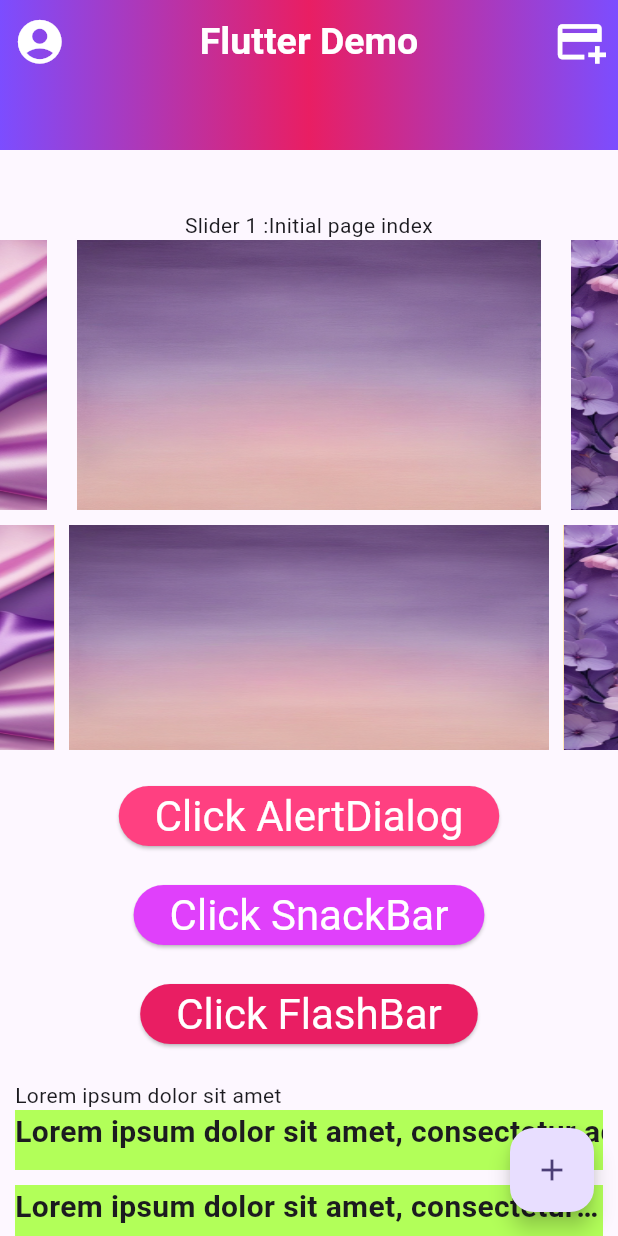
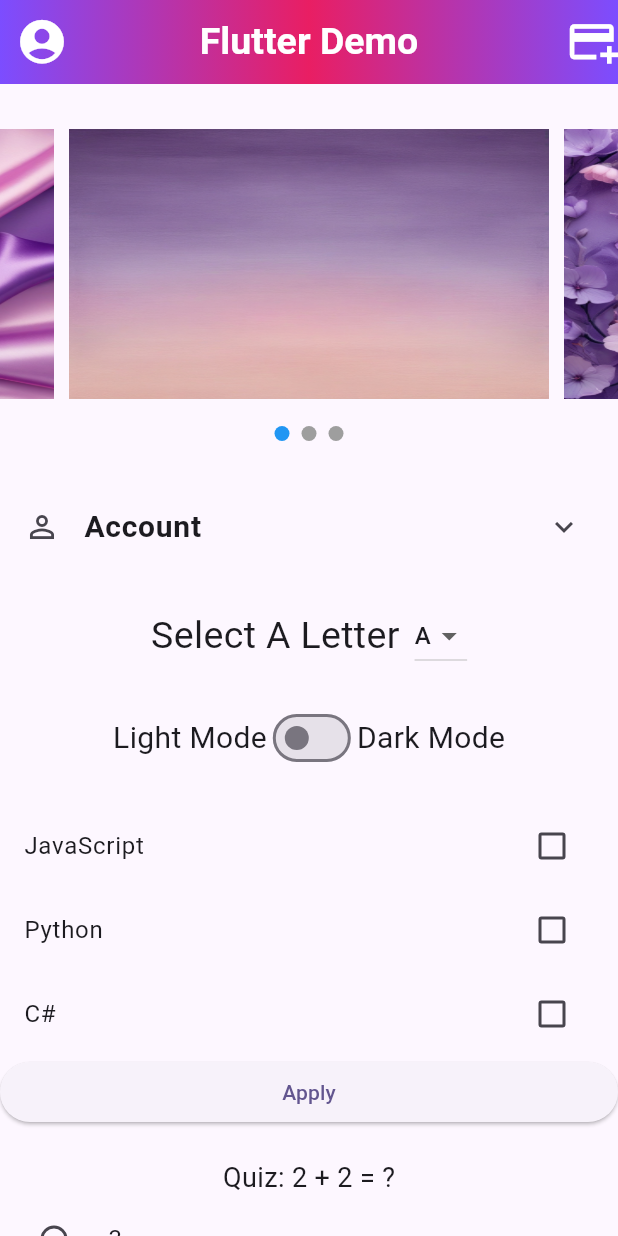
Before and after one commit to visemeo/UI1, a Flutter app: the screen it shows after launch, on a phone screen of 412 x 824 dp. Run offline on Flutter 3.47's test engine with Material 3 defaults, Android fonts, the phone set to English and light mode, and no system bars; drawn by our look-alikes of carousel_slider.

Commit message:
first commit

```diff
--- a/lib/main.dart
+++ b/lib/main.dart
@@ -1,275 +1,105 @@
+
 import 'package:flutter/material.dart';
-import 'package:toast/toast.dart';
-import 'package:flutter_styled_toast/flutter_styled_toast.dart';
-import 'package:flashy_flushbar/flashy_flushbar.dart';
 import 'package:carousel_slider/carousel_slider.dart';
 
 void main() => runApp(const MyApp());
-class MyApp extends StatelessWidget {
+
+class MyApp extends StatefulWidget {
 const MyApp({super.key});
+
+@override
+State<MyApp> createState() => _MyAppState();
+}
+
+class _MyAppState extends State<MyApp> {
+ThemeMode themeMode = ThemeMode.light;
+
 @override
 Widget build(BuildContext context) {
 return MaterialApp(
 title: 'Flutter Demo',
+themeMode: themeMode,
+darkTheme: ThemeData(
+brightness: Brightness.dark,
+primarySwatch: Colors.deepPurple,
+scaffoldBackgroundColor: Colors.black,
+appBarTheme: const AppBarTheme(
+backgroundColor: Colors.deepPurple,
+titleTextStyle: TextStyle(color: Colors.white, fontSize: 20),
+),
+textTheme: const TextTheme(
+bodyLarge: TextStyle(color: Colors.white, fontSize: 18),
+),
+),
 theme: ThemeData(
-        textTheme: TextTheme(
-          displayLarge: TextStyle(fontSize: 57.0, fontWeight: FontWeight.normal),
-          headlineMedium: TextStyle(fontSize: 28.0, fontWeight: FontWeight.normal),
-          bodyLarge: TextStyle(fontSize: 16.0),
-          labelLarge: TextStyle(fontSize: 14.0, fontWeight: FontWeight.normal),
+primaryColor: Colors.blue,
+colorScheme: ColorScheme.fromSeed(seedColor: Colors.deepPurpleAccent),
 ),
-        colorScheme: ColorScheme.fromSeed(seedColor: Colors.deepPurpleAccent),
-
+home: MyHomePage(
+themeMode: themeMode,
+onThemeChanged: (mode) {
+setState(() {
+themeMode = mode;
+});
+},
 ),
-
-      home: const MyHomePage(),
-      builder: FlashyFlushbarProvider.init(),
 );
 }
 }
 
 class MyHomePage extends StatefulWidget {
-  const MyHomePage({super.key});
+final ThemeMode themeMode;
+final Function(ThemeMode) onThemeChanged;
+
+const MyHomePage({
+super.key,
+required this.themeMode,
+required this.onThemeChanged,
+});
+
 @override
 State<MyHomePage> createState() => _MyHomePageState();
 }
+
 class _MyHomePageState extends State<MyHomePage> {
-  String str = 'Flutter Demo';
-  List imgList = [
-    'images/s1.jpg',
-    'images/s2.jpg',
-    'images/s3.jpg',
-  ];
-  @override
-  Widget build(BuildContext context) {
-    return Scaffold(
-      body: Center(
-        child: CustomScrollView(
-          slivers: [
-            SliverAppBar(
-              expandedHeight: 100,
-              leading: Padding(
-                padding: const EdgeInsets.all(1),
-                child: Row(
-                  children: [
-                        IconButton(onPressed: (){},
-                        icon: const Icon(Icons.account_circle,size: 35,color: Colors.white,),),
-                  ],
-                ),
-              ),
-              actions: [
-                IconButton(onPressed: (){},
-                  icon: const Icon(Icons.add_card,size: 35,color: Colors.white,),)
-              ],
-              flexibleSpace:  Container(
-                decoration: BoxDecoration(
-                  gradient: LinearGradient(
-                      colors:[
-                        Colors.deepPurpleAccent,
-                        Colors.pink,
-                        Colors.deepPurpleAccent,
-                      ] ),
-                ),
-              ),
-              //backgroundColor: Theme.of(context).colorScheme.inversePrimary,
-              centerTitle: true,
-              title:  Text(str,style: TextStyle(
-                  fontSize: 25,fontWeight: FontWeight.bold,color: Colors.white
-              ),),
-            ),
-            SliverList(delegate: SliverChildListDelegate.fixed([
-              Padding(
-                padding: const EdgeInsets.symmetric(vertical: 10),
-                child: Column(
-                  children: [
-                    SizedBox(height: 30,),
-                    Text('Slider 1 :Initial page index',textAlign: TextAlign.center,),
-                    CarouselSlider(
-                      options: CarouselOptions(height: 180,initialPage: 0,),
-                      items: imgList.map((imageUrl) {
-                        return Container(
-                          width: double.infinity,
-                          margin: EdgeInsets.symmetric(horizontal: 10),
-                          child: Image.asset(imageUrl, fit: BoxFit.fill,),
-                        );
-                      }).toList(),
-                    ),
-                    SizedBox(height: 10,),
+String titleText = 'Flutter Demo';
 
-                    CarouselSlider(
-                      options: CarouselOptions(height: 150.0),
-                      items: imgList.map((i) {
-                        return Builder(
-                          builder: (BuildContext context) {
-                            return Container(
-                                width: MediaQuery.of(context).size.width,
-                                margin: EdgeInsets.symmetric(horizontal: 5.0),
-                                decoration: BoxDecoration(
-                                    color: Colors.amber
-                                ),
-                              child: Image.asset(i , fit: BoxFit.fill,),
-                            );
-                          },
-                        );
-                      }).toList(),
-                    )
-                  ],
-                ),
-              ),
-              Padding(
-                padding: const EdgeInsets.all(10),
-                child: Center(
-                  child: ElevatedButton(
-                      onPressed: (){
-                    buildDialog(context);
-                  },
-                      style: ElevatedButton.styleFrom(
-                        backgroundColor: Colors.pinkAccent, // Set your desired background color here
-                      ),
-                      child:Text('Click AlertDialog',
-                    style: Theme.of(context).textTheme.headlineMedium?.copyWith(color: Colors.white),) ),
-                ),
-              ),
-              Padding(
-                padding: const EdgeInsets.all(8.0),
-                child: Center(
-                  child: ElevatedButton(
-                    onPressed: (){
-                      setState(() {
-                        str = ' ';
-                      });
-                      buildSnackbar(context);
-                    },
-                    style: ElevatedButton.styleFrom(
-                      backgroundColor: Colors.purpleAccent, // Set your desired background color here
-                    ),
-                    child: Text('Click SnackBar',style: Theme.of(context).textTheme.headlineMedium?.copyWith(color: Colors.white)),),
-                ),
-              ),
-              Padding(
-                padding: const EdgeInsets.all(10),
-                child: Center(
-                  child: ElevatedButton(
-                      onPressed: (){
-                        buildFlashbar();
-                        },
-                      style: ElevatedButton.styleFrom(
-                        backgroundColor: Colors.pink, // Set your desired background color here
-                      ),
-                      child: Text('Click FlashBar',style: Theme.of(context).textTheme.headlineMedium?.copyWith(color: Colors.white))
-                  ),
-                ),
-              ),
-              Padding(
-                padding: const EdgeInsets.all(10),
-                child: Column(
-                  mainAxisAlignment: MainAxisAlignment.center,
-                  crossAxisAlignment: CrossAxisAlignment.stretch,
-                  children: [
-                    SelectableText('Lorem ipsum dolor sit amet',showCursor: true,
-                    ),
-                    Container(
-                      width: 200,
-                      height: 40,
-                      color: Colors.lightGreenAccent,
-                      child: Text('Lorem ipsum dolor sit amet, consectetur adipiscing elit',
-                      style: TextStyle(fontWeight: FontWeight.bold, fontSize: 20,),
-                      overflow: TextOverflow.clip,
-                      softWrap: false,),
-                    ),
-                    SizedBox(height: 10,),
-                    Container(
-                      width: 200,
-                      height: 40,
-                      color: Colors.lightGreenAccent,
-                      child: Text('Lorem ipsum dolor sit amet, consectetur adipiscing elit',
-                        style: TextStyle(fontWeight: FontWeight.bold, fontSize: 20,),
-                          overflow: TextOverflow.ellipsis),
-                    ),
-                    SizedBox(height: 10,),
-                    Container(
-                      width: 200,
-                      height: 40,
-                      color: Colors.lightGreenAccent,
-                      child: Text('Lorem ipsum dolor sit amet, consectetur adipiscing elit',
-                        style: TextStyle(fontWeight: FontWeight.bold, fontSize: 20,),
-                          overflow: TextOverflow.fade),
-                    ),
-                    SizedBox(height: 10,),
-                    Container(
-                      width: 200,
-                      height: 40,
-                      color: Colors.lightGreenAccent,
-                      child: Text('Lorem ipsum dolor sit amet, consectetur adipiscing elit',
-                        style: TextStyle(fontWeight: FontWeight.bold, fontSize: 20,),
-                          overflow: TextOverflow.visible),
-                    ),
-                    SizedBox(height: 10,),
-                  ],
-                ),
-              ),
-            ]))
-          ],
-        ),
-      ),
-      floatingActionButton: FloatingActionButton(
-          onPressed: (){
-            showToast('This is normal toast with animation',
-              context: context,
-              animation: StyledToastAnimation.scale,
-              reverseAnimation: StyledToastAnimation.fade,
-              position: StyledToastPosition(align: Alignment.bottomCenter, offset: 100.0),
-              animDuration: Duration(seconds: 1),
-              duration: Duration(seconds: 4),
-              curve: Curves.elasticOut,
-              reverseCurve: Curves.linear,
-            );
-          },
-        tooltip: 'Increment',
-        child: const Icon(Icons. add),
-      ),
-    );
+// Carousel
+int _currentIndex = 0;
+final List<String> imgList = ['images/s1.jpg', 'images/s2.jpg', 'images/s3.jpg'];
 
-  }
+// Dropdown
+String selectedLetter = 'A';
+List<String> letterList = ['A', 'B', 'C', 'D', 'E', 'F', 'G'];
 
-  void buildFlashbar() {
-    FlashyFlushbar
-      (
-      backgroundColor: Colors.tealAccent,
-      leadingWidget: const Icon(
-        Icons.error_outline,
-        color: Colors.black,
-        size: 24,
-      ),
-      message: 'Hello from Flashy Flushbar',
-      duration: const Duration(seconds: 3),
-      trailingWidget: IconButton(
-        icon: const Icon(
-          Icons.close,
-          color: Colors.black,
-          size: 24,
-        ),
-        onPressed: () {
-          FlashyFlushbar.cancel();
-        },
-      ),
-      isDismissible: false,
-    ).show(
-    );
-  }
+// Checkboxes
+Map<String, bool> languages = {
+"JavaScript": false,
+"Python": false,
+"C#": false,
+};
 
+// Quiz
+int? quizAnswer;
+String quizResult = "";
+
+// RadioListTile background
+Color? selectedColor;
+
+// Snackbar
 void buildSnackbar(BuildContext context) {
 final sBar = SnackBar(
 action: SnackBarAction(
 textColor: Colors.white,
-          label:"Undo!" ,
-          onPressed: (){
+label: "Undo!",
+onPressed: () {
 setState(() {
-              str = 'Flutter Demo';
+titleText = 'Flutter Demo';
 });
-          }),
-        content:Text('This is snackBar text'),
-      duration: Duration(milliseconds: 3000),
+},
+),
+content: const Text('This is snackBar text'),
+duration: const Duration(milliseconds: 3000),
 backgroundColor: Colors.pink,
 shape: RoundedRectangleBorder(
 borderRadius: BorderRadius.circular(30),
@@ -278,36 +108,273 @@ class _MyHomePageState extends State<MyHomePage> {
 ScaffoldMessenger.of(context).showSnackBar(sBar);
 }
 
-  void buildDialog(BuildContext context) {
-           final AlertDialog alert = AlertDialog(
-      title: Text('Alert'),
-      content: Container(
-        height: 150,
-        child: Column(
+@override
+Widget build(BuildContext context) {
+return Scaffold(
+appBar: AppBar(
+leading: const Padding(
+padding: EdgeInsets.all(1),
+child: Icon(Icons.account_circle, size: 35, color: Colors.white),
+),
+actions: const [
+Icon(Icons.add_card, size: 35, color: Colors.white),
+],
+flexibleSpace: Container(
+decoration: const BoxDecoration(
+gradient: LinearGradient(
+colors: [
+Colors.deepPurpleAccent,
+Colors.pink,
+Colors.deepPurpleAccent,
+],
+),
+),
+),
+centerTitle: true,
+title: Text(
+titleText,
+style: const TextStyle(fontSize: 25, fontWeight: FontWeight.bold, color: Colors.white),
+),
+),
+body: ListView(
 children: [
-            Divider(color: Colors.black,),
-            Text('Dialog text appear here you can tap anything you want'),
-            SizedBox(height: 7,),
-            SizedBox(
-              width: double.infinity,
-              child: ElevatedButton(
-                  onPressed: (){
-                    Navigator.of(context).pop();
+const SizedBox(height: 30),
+
+// Carousel
+CarouselSlider(
+options: CarouselOptions(
+height: 180.0,
+autoPlay: true,
+autoPlayInterval: const Duration(seconds: 3),
+onPageChanged: (index, _) {
+setState(() {
+_currentIndex = index;
+});
 },
-                style: ElevatedButton.styleFrom(
-                  backgroundColor: Colors.purpleAccent, // Set your desired background color here
 ),
-                  child: Text('Close!',style: Theme.of(context).textTheme.headlineMedium?.copyWith(color: Colors.white),),),
+items: imgList.map((i) {
+return Builder(
+builder: (BuildContext context) {
+return Container(
+width: MediaQuery.of(context).size.width,
+margin: const EdgeInsets.symmetric(horizontal: 5.0),
+child: Image.asset(i, fit: BoxFit.fill),
+);
+},
+);
+}).toList(),
+),
+const SizedBox(height: 10),
+
+// Carousel indicators
+Row(
+mainAxisAlignment: MainAxisAlignment.center,
+children: imgList.asMap().entries.map((entry) {
+return Container(
+width: 10.0,
+height: 10.0,
+margin: const EdgeInsets.symmetric(vertical: 8.0, horizontal: 4.0),
+decoration: BoxDecoration(
+shape: BoxShape.circle,
+color: _currentIndex == entry.key ? Colors.blue : Colors.grey,
+),
+);
+}).toList(),
+),
+const SizedBox(height: 20),
+
+// ExpansionTile
+ListView(
+shrinkWrap: true,
+physics: const NeverScrollableScrollPhysics(),
+children: [
+ExpansionTile(
+  backgroundColor: Colors.lightBlueAccent,
+  leading: Icon(Icons.perm_identity),
+title: const Text('Account', style: TextStyle(fontSize: 20, fontWeight: FontWeight.bold)),
+children: [
+const Divider(color: Colors.grey),
+Card(
+  color: Colors.cyanAccent,
+  child: ListTile(
+    leading: Icon(Icons.account_circle),
+    trailing:Icon(Icons.arrow_drop_down) ,
+  title: const Text('Sign up', style: TextStyle(fontSize: 20, fontWeight: FontWeight.bold)),
+  subtitle: const Text('Where you can sign up from'),
+  onTap: () {
+  setState(() {
+  titleText = 'Sign up';
+  buildSnackbar(context);
+  });
+  },
+  ),
+),
+  Card(
+    color: Colors.cyanAccent,
+    child: ListTile(
+      leading: Icon(Icons.add),
+      trailing:Icon(Icons.arrow_drop_down) ,
+      title: const Text('Sign in', style: TextStyle(fontSize: 20, fontWeight: FontWeight.bold)),
+      subtitle: const Text('Where you can sign in from'),
+      onTap: () {
+        setState(() {
+          titleText = 'Sign in';
+          buildSnackbar(context);
+        });
+      },
+    ),
+  ),
+],
+)
+],
+),
+
+const SizedBox(height: 20),
+
+// Dropdown
+Row(
+mainAxisAlignment: MainAxisAlignment.center,
+children: [
+const Text('Select A Letter', style: TextStyle(fontSize: 25)),
+const SizedBox(width: 10),
+DropdownButton<String>(
+value: selectedLetter,
+items: letterList.map((String letter) {
+return DropdownMenuItem<String>(
+value: letter,
+child: Text(letter),
+);
+}).toList(),
+onChanged: (newVal) {
+setState(() => selectedLetter = newVal!);
+},
 ),
 ],
 ),
-      )
+
+const SizedBox(height: 20),
+
+// Theme switch
+Row(
+mainAxisAlignment: MainAxisAlignment.center,
+children: [
+  const Text("Light Mode",style: TextStyle(fontSize: 20),),
+Switch(
+value: widget.themeMode == ThemeMode.dark,
+onChanged: (val) {
+widget.onThemeChanged(val ? ThemeMode.dark : ThemeMode.light);
+},
+),
+  const Text("Dark Mode",style: TextStyle(fontSize: 20),),
+],
+),
+
+const SizedBox(height: 20),
+
+// Checkboxes
+Column(
+children: languages.keys.map((String key) {
+return CheckboxListTile(
+title: Text(key),
+value: languages[key],
+onChanged: (bool? value) {
+setState(() {
+languages[key] = value ?? false;
+});
+},
 );
-     showDialog(context: context,barrierDismissible: false, builder: (BuildContext ctx){
-       return alert;
+}).toList(),
+),
+ElevatedButton(
+onPressed: () {
+var selectedLanguages =
+languages.entries.where((e) => e.value).map((e) => e.key).join(", ");
+showDialog(
+context: context,
+builder: (_) => AlertDialog(
+title: const Text("Selected Languages"),
+content: Text(selectedLanguages.isNotEmpty ? selectedLanguages : "None"),
+),
+);
+},
+child: const Text("Apply"),
+),
+
+const SizedBox(height: 20),
+
+// Quiz
+Column(
+children: [
+const Text("Quiz: 2 + 2 = ?", style: TextStyle(fontSize: 18)),
+RadioListTile<int>(
+title: const Text("3"),
+value: 3,
+groupValue: quizAnswer,
+onChanged: (val) {
+setState(() {
+quizAnswer = val;
+quizResult = "Wrong answer";
 });
-  }
-  Text buildText(){
-    return Text('You have pushed the button many time:');
+},
+),
+RadioListTile<int>(
+title: const Text("4"),
+value: 4,
+groupValue: quizAnswer,
+onChanged: (val) {
+setState(() {
+quizAnswer = val;
+quizResult = "Correct answer";
+});
+},
+),
+Text(
+quizResult,
+style: TextStyle(
+fontSize: 18,
+color: quizResult == "Correct answer" ? Colors.green : Colors.red,
+),
+),
+],
+),
+
+const SizedBox(height: 20),
+
+// RadioListTiles for background color
+Column(
+children: [
+RadioListTile<Color>(
+title: const Text("Teal"),
+value: Colors.teal,
+groupValue: selectedColor,
+onChanged: (val) {
+setState(() {
+selectedColor = val;
+});
+},
+),
+RadioListTile<Color>(
+title: const Text("Brown"),
+value: Colors.brown,
+groupValue: selectedColor,
+onChanged: (val) {
+setState(() {
+selectedColor = val;
+});
+},
+),
+Container(
+height: 100,
+width: double.infinity,
+color: selectedColor ?? Colors.grey,
+child: const Center(
+child: Text("Background Preview"),
+),
+),
+],
+),
+],
+),
+);
 }
 }
```
Lines whose indentation alone changed are shown as unchanged.
